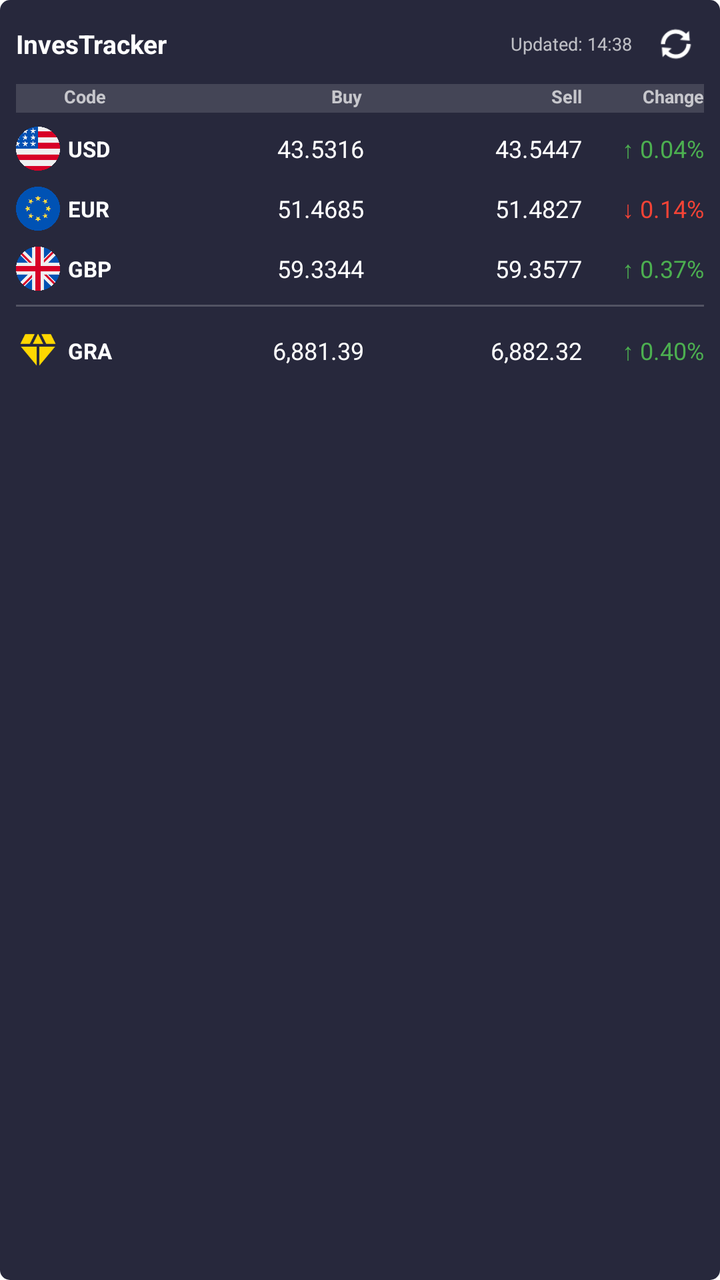
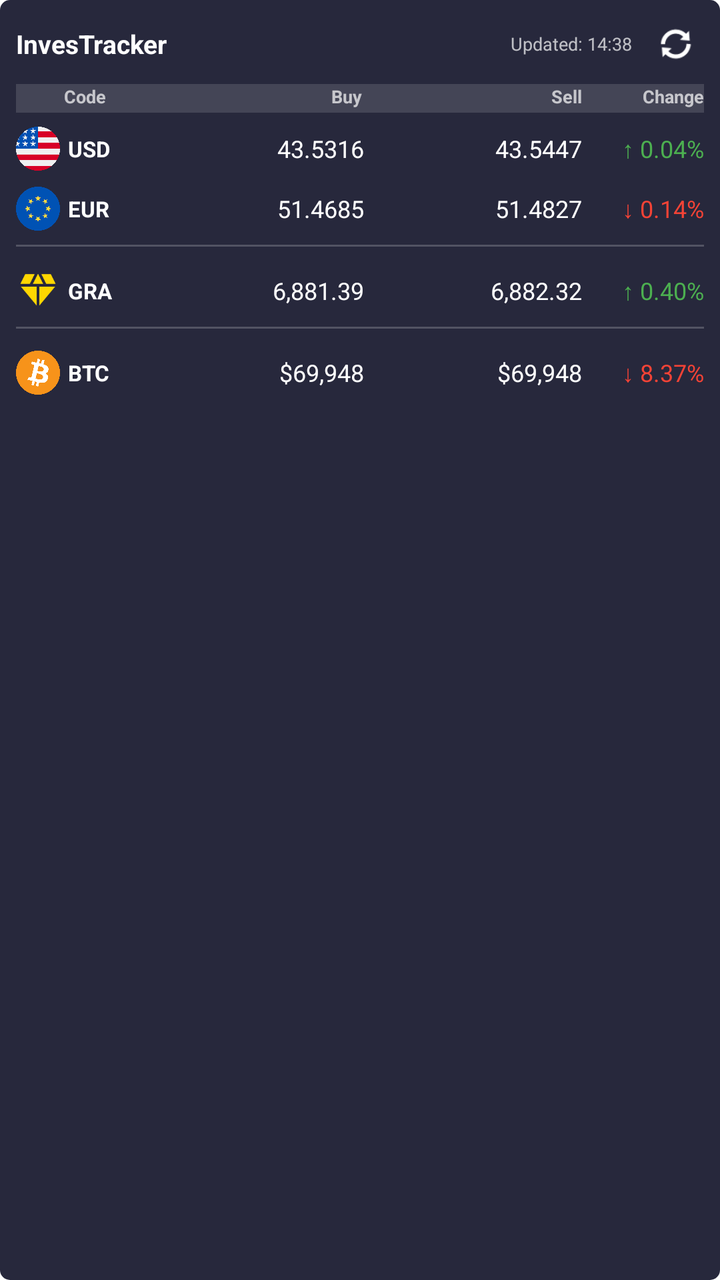

Screens rendered from an Android XML layout before and after an edit, with the pre-edit source and the edit as a unified diff.
<!-- AndroidManifest.xml: fallback theme Theme.MaterialComponents.DayNight.NoActionBar -->
<!-- res/layout/home_widget_preview.xml -->
<?xml version="1.0" encoding="utf-8"?>
<LinearLayout xmlns:android="http://schemas.android.com/apk/res/android"
    android:layout_width="match_parent"
    android:layout_height="match_parent"
    android:orientation="vertical"
    android:padding="8dp"
    android:background="@drawable/app_widget_background">

    
    <LinearLayout
        android:layout_width="match_parent"
        android:layout_height="wrap_content"
        android:orientation="horizontal"
        android:layout_marginBottom="6dp"
        android:gravity="center_vertical">

        <TextView
            android:layout_width="0dp"
            android:layout_height="wrap_content"
            android:layout_weight="1"
            android:text="InvesTracker"
            android:textSize="13sp"
            android:textStyle="bold"
            android:textColor="#FFFFFF" />

        <TextView
            android:layout_width="wrap_content"
            android:layout_height="wrap_content"
            android:text="Updated: 14:38"
            android:textSize="9sp"
            android:textColor="#B3FFFFFF"
            android:layout_marginEnd="8dp" />

        
        <ImageButton
            android:layout_width="28dp"
            android:layout_height="28dp"
            android:src="@android:drawable/ic_popup_sync"
            android:background="?android:attr/selectableItemBackgroundBorderless"
            android:contentDescription="Refresh"
            android:scaleType="fitCenter"
            android:padding="4dp"
            android:tint="#FFFFFF" />
    </LinearLayout>

    
    <LinearLayout
        android:layout_width="match_parent"
        android:layout_height="wrap_content"
        android:orientation="horizontal"
        android:layout_marginBottom="4dp"
        android:paddingBottom="2dp"
        android:background="#22FFFFFF">

        <TextView
            android:layout_width="24dp"
            android:layout_height="wrap_content"
            android:text=""
            android:textSize="8sp" />

        <TextView
            android:layout_width="45dp"
            android:layout_height="wrap_content"
            android:text="Code"
            android:textSize="9sp"
            android:textColor="#B3FFFFFF"
            android:textStyle="bold" />

        <TextView
            android:layout_width="0dp"
            android:layout_weight="1"
            android:layout_height="wrap_content"
            android:text="Buy"
            android:textSize="9sp"
            android:textColor="#B3FFFFFF"
            android:textStyle="bold"
            android:gravity="end" />

        <TextView
            android:layout_width="0dp"
            android:layout_weight="1"
            android:layout_height="wrap_content"
            android:text="Sell"
            android:textSize="9sp"
            android:textColor="#B3FFFFFF"
            android:textStyle="bold"
            android:gravity="end"
            android:layout_marginStart="6dp" />

        <TextView
            android:layout_width="55dp"
            android:layout_height="wrap_content"
            android:text="Change"
            android:textSize="9sp"
            android:textColor="#B3FFFFFF"
            android:textStyle="bold"
            android:gravity="end"
            android:layout_marginStart="6dp" />
    </LinearLayout>

    
    <LinearLayout
        android:layout_width="match_parent"
        android:layout_height="wrap_content"
        android:orientation="horizontal"
        android:layout_marginBottom="2dp"
        android:paddingVertical="3dp"
        android:gravity="center_vertical"
        android:minHeight="28dp">

        <ImageView
            android:layout_width="22dp"
            android:layout_height="22dp"
            android:src="@drawable/flag_usd"
            android:scaleType="fitCenter"
            android:layout_marginEnd="4dp"
            android:contentDescription="USD Flag" />

        <TextView
            android:layout_width="45dp"
            android:layout_height="wrap_content"
            android:text="USD"
            android:textSize="11sp"
            android:textColor="#FFFFFF"
            android:textStyle="bold" />

        <TextView
            android:layout_width="0dp"
            android:layout_weight="1"
            android:layout_height="wrap_content"
            android:text="43.5316"
            android:textSize="12sp"
            android:textColor="#FFFFFF"
            android:gravity="end" />

        <TextView
            android:layout_width="0dp"
            android:layout_weight="1"
            android:layout_height="wrap_content"
            android:text="43.5447"
            android:textSize="12sp"
            android:textColor="#FFFFFF"
            android:gravity="end"
            android:layout_marginStart="6dp" />

        <TextView
            android:layout_width="55dp"
            android:layout_height="wrap_content"
            android:text="↑ 0.04%"
            android:textSize="12sp"
            android:textColor="#4CAF50"
            android:gravity="end"
            android:layout_marginStart="6dp" />
    </LinearLayout>

    
    <LinearLayout
        android:layout_width="match_parent"
        android:layout_height="wrap_content"
        android:orientation="horizontal"
        android:layout_marginBottom="2dp"
        android:paddingVertical="3dp"
        android:gravity="center_vertical"
        android:minHeight="28dp">

        <ImageView
            android:layout_width="22dp"
            android:layout_height="22dp"
            android:src="@drawable/flag_eur"
            android:scaleType="fitCenter"
            android:layout_marginEnd="4dp"
            android:contentDescription="EUR Flag" />

        <TextView
            android:layout_width="45dp"
            android:layout_height="wrap_content"
            android:text="EUR"
            android:textSize="11sp"
            android:textColor="#FFFFFF"
            android:textStyle="bold" />

        <TextView
            android:layout_width="0dp"
            android:layout_weight="1"
            android:layout_height="wrap_content"
            android:text="51.4685"
            android:textSize="12sp"
            android:textColor="#FFFFFF"
            android:gravity="end" />

        <TextView
            android:layout_width="0dp"
            android:layout_weight="1"
            android:layout_height="wrap_content"
            android:text="51.4827"
            android:textSize="12sp"
            android:textColor="#FFFFFF"
            android:gravity="end"
            android:layout_marginStart="6dp" />

        <TextView
            android:layout_width="55dp"
            android:layout_height="wrap_content"
            android:text="↓ 0.14%"
            android:textSize="12sp"
            android:textColor="#F44336"
            android:gravity="end"
            android:layout_marginStart="6dp" />
    </LinearLayout>

    
    <LinearLayout
        android:layout_width="match_parent"
        android:layout_height="wrap_content"
        android:orientation="horizontal"
        android:layout_marginBottom="2dp"
        android:paddingVertical="3dp"
        android:gravity="center_vertical"
        android:minHeight="28dp">

        <ImageView
            android:layout_width="22dp"
            android:layout_height="22dp"
            android:src="@drawable/flag_gbp"
            android:scaleType="fitCenter"
            android:layout_marginEnd="4dp"
            android:contentDescription="GBP Flag" />

        <TextView
            android:layout_width="45dp"
            android:layout_height="wrap_content"
            android:text="GBP"
            android:textSize="11sp"
            android:textColor="#FFFFFF"
            android:textStyle="bold" />

        <TextView
            android:layout_width="0dp"
            android:layout_weight="1"
            android:layout_height="wrap_content"
            android:text="59.3344"
            android:textSize="12sp"
            android:textColor="#FFFFFF"
            android:gravity="end" />

        <TextView
            android:layout_width="0dp"
            android:layout_weight="1"
            android:layout_height="wrap_content"
            android:text="59.3577"
            android:textSize="12sp"
            android:textColor="#FFFFFF"
            android:gravity="end"
            android:layout_marginStart="6dp" />

        <TextView
            android:layout_width="55dp"
            android:layout_height="wrap_content"
            android:text="↑ 0.37%"
            android:textSize="12sp"
            android:textColor="#4CAF50"
            android:gravity="end"
            android:layout_marginStart="6dp" />
    </LinearLayout>

    
    <TextView
        android:layout_width="match_parent"
        android:layout_height="1dp"
        android:background="#33FFFFFF"
        android:layout_marginTop="2dp"
        android:layout_marginBottom="8dp" />

    
    <LinearLayout
        android:layout_width="match_parent"
        android:layout_height="wrap_content"
        android:orientation="horizontal"
        android:layout_marginBottom="2dp"
        android:paddingVertical="3dp"
        android:gravity="center_vertical"
        android:minHeight="28dp">

        <ImageView
            android:layout_width="22dp"
            android:layout_height="22dp"
            android:src="@drawable/gold"
            android:scaleType="fitCenter"
            android:layout_marginEnd="4dp"
            android:contentDescription="Gold Icon" />

        <TextView
            android:layout_width="45dp"
            android:layout_height="wrap_content"
            android:text="GRA"
            android:textSize="11sp"
            android:textColor="#FFFFFF"
            android:textStyle="bold" />

        <TextView
            android:layout_width="0dp"
            android:layout_weight="1"
            android:layout_height="wrap_content"
            android:text="6,881.39"
            android:textSize="12sp"
            android:textColor="#FFFFFF"
            android:gravity="end" />

        <TextView
            android:layout_width="0dp"
            android:layout_weight="1"
            android:layout_height="wrap_content"
            android:text="6,882.32"
            android:textSize="12sp"
            android:textColor="#FFFFFF"
            android:gravity="end"
            android:layout_marginStart="6dp" />

        <TextView
            android:layout_width="55dp"
            android:layout_height="wrap_content"
            android:text="↑ 0.40%"
            android:textSize="12sp"
            android:textColor="#4CAF50"
            android:gravity="end"
            android:layout_marginStart="6dp" />
    </LinearLayout>

</LinearLayout>
<!-- resources referenced by this layout -->
<resources>
  <!-- drawable app_widget_background (drawable-v21) -->
  <?xml version="1.0" encoding="utf-8"?>
  <shape xmlns:android="http://schemas.android.com/apk/res/android"
      android:shape="rectangle">
      <solid
          android:color="#27283C" />
      <corners android:radius="5dp" />
  </shape>
  <!-- drawable flag_eur: png bitmap (drawable, 46255 bytes) -->
  <!-- drawable flag_gbp: png bitmap (drawable, 37337 bytes) -->
  <!-- drawable flag_usd: png bitmap (drawable, 40373 bytes) -->
  <!-- drawable gold: png bitmap (drawable, 41179 bytes) -->
</resources>

<!-- the commit's change to res/layout/home_widget_preview.xml (unified diff, before → after) -->
@@ -208,6 +208,14 @@
             android:layout_marginStart="6dp" />
     </LinearLayout>
 
+        
+    <TextView
+        android:layout_width="match_parent"
+        android:layout_height="1dp"
+        android:background="#33FFFFFF"
+        android:layout_marginTop="2dp"
+        android:layout_marginBottom="8dp" />
+
     
     <LinearLayout
         android:layout_width="match_parent"
@@ -221,15 +229,15 @@
         <ImageView
             android:layout_width="22dp"
             android:layout_height="22dp"
-            android:src="@drawable/flag_gbp"
+            android:src="@drawable/gold"
             android:scaleType="fitCenter"
             android:layout_marginEnd="4dp"
-            android:contentDescription="GBP Flag" />
-
-        <TextView
-            android:layout_width="45dp"
-            android:layout_height="wrap_content"
-            android:text="GBP"
+            android:contentDescription="Gold Icon" />
+
+        <TextView
+            android:layout_width="45dp"
+            android:layout_height="wrap_content"
+            android:text="GRA"
             android:textSize="11sp"
             android:textColor="#FFFFFF"
             android:textStyle="bold" />
@@ -238,32 +246,31 @@
             android:layout_width="0dp"
             android:layout_weight="1"
             android:layout_height="wrap_content"
-            android:text="59.3344"
-            android:textSize="12sp"
-            android:textColor="#FFFFFF"
-            android:gravity="end" />
-
-        <TextView
-            android:layout_width="0dp"
-            android:layout_weight="1"
-            android:layout_height="wrap_content"
-            android:text="59.3577"
-            android:textSize="12sp"
-            android:textColor="#FFFFFF"
-            android:gravity="end"
-            android:layout_marginStart="6dp" />
-
-        <TextView
-            android:layout_width="55dp"
-            android:layout_height="wrap_content"
-            android:text="↑ 0.37%"
+            android:text="6,881.39"
+            android:textSize="12sp"
+            android:textColor="#FFFFFF"
+            android:gravity="end" />
+
+        <TextView
+            android:layout_width="0dp"
+            android:layout_weight="1"
+            android:layout_height="wrap_content"
+            android:text="6,882.32"
+            android:textSize="12sp"
+            android:textColor="#FFFFFF"
+            android:gravity="end"
+            android:layout_marginStart="6dp" />
+
+        <TextView
+            android:layout_width="55dp"
+            android:layout_height="wrap_content"
+            android:text="↑ 0.40%"
             android:textSize="12sp"
             android:textColor="#4CAF50"
             android:gravity="end"
             android:layout_marginStart="6dp" />
     </LinearLayout>
 
-    
     <TextView
         android:layout_width="match_parent"
         android:layout_height="1dp"
@@ -284,15 +291,15 @@
         <ImageView
             android:layout_width="22dp"
             android:layout_height="22dp"
-            android:src="@drawable/gold"
+            android:src="@drawable/crypto_btc"
             android:scaleType="fitCenter"
             android:layout_marginEnd="4dp"
-            android:contentDescription="Gold Icon" />
-
-        <TextView
-            android:layout_width="45dp"
-            android:layout_height="wrap_content"
-            android:text="GRA"
+            android:contentDescription="BTC Icon" />
+
+        <TextView
+            android:layout_width="45dp"
+            android:layout_height="wrap_content"
+            android:text="BTC"
             android:textSize="11sp"
             android:textColor="#FFFFFF"
             android:textStyle="bold" />
@@ -301,27 +308,27 @@
             android:layout_width="0dp"
             android:layout_weight="1"
             android:layout_height="wrap_content"
-            android:text="6,881.39"
-            android:textSize="12sp"
-            android:textColor="#FFFFFF"
-            android:gravity="end" />
-
-        <TextView
-            android:layout_width="0dp"
-            android:layout_weight="1"
-            android:layout_height="wrap_content"
-            android:text="6,882.32"
-            android:textSize="12sp"
-            android:textColor="#FFFFFF"
-            android:gravity="end"
-            android:layout_marginStart="6dp" />
-
-        <TextView
-            android:layout_width="55dp"
-            android:layout_height="wrap_content"
-            android:text="↑ 0.40%"
-            android:textSize="12sp"
-            android:textColor="#4CAF50"
+            android:text="$69,948"
+            android:textSize="12sp"
+            android:textColor="#FFFFFF"
+            android:gravity="end" />
+
+        <TextView
+            android:layout_width="0dp"
+            android:layout_weight="1"
+            android:layout_height="wrap_content"
+            android:text="$69,948"
+            android:textSize="12sp"
+            android:textColor="#FFFFFF"
+            android:gravity="end"
+            android:layout_marginStart="6dp" />
+
+        <TextView
+            android:layout_width="55dp"
+            android:layout_height="wrap_content"
+            android:text="↓ 8.37%"
+            android:textSize="12sp"
+            android:textColor="#F44336"
             android:gravity="end"
             android:layout_marginStart="6dp" />
     </LinearLayout>
<!-- resource entries referenced after the edit -->
@@ -8,8 +8,8 @@
           android:color="#27283C" />
       <corners android:radius="5dp" />
   </shape>
+  <!-- drawable crypto_btc: png bitmap (drawable, 42715 bytes) -->
   <!-- drawable flag_eur: png bitmap (drawable, 46255 bytes) -->
-  <!-- drawable flag_gbp: png bitmap (drawable, 37337 bytes) -->
   <!-- drawable flag_usd: png bitmap (drawable, 40373 bytes) -->
   <!-- drawable gold: png bitmap (drawable, 41179 bytes) -->
 </resources>
